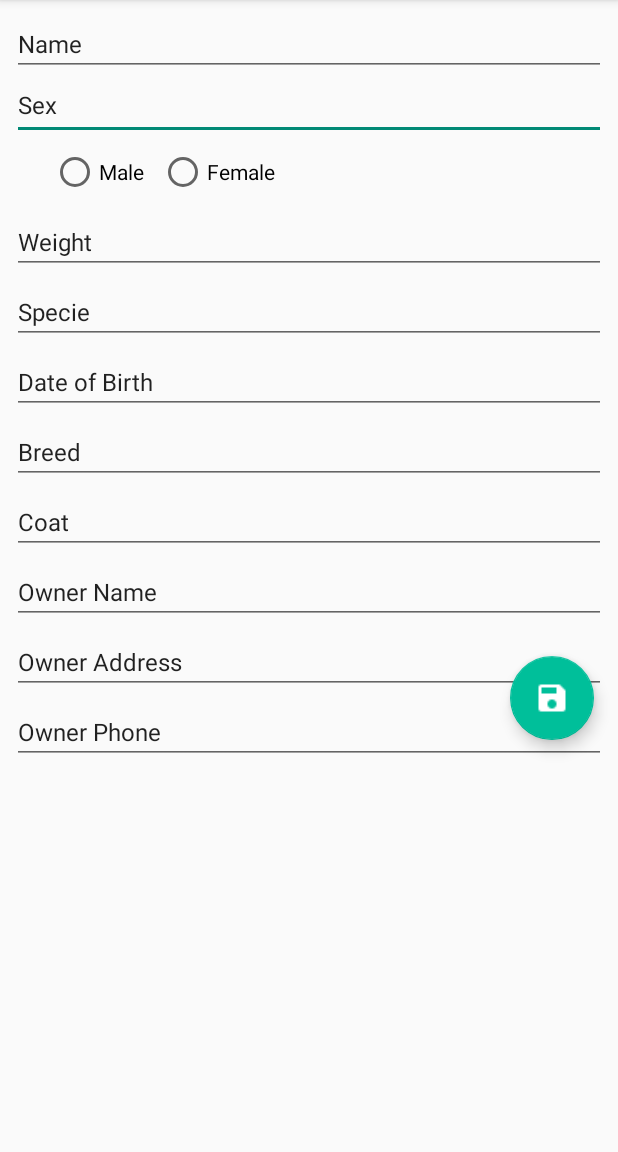
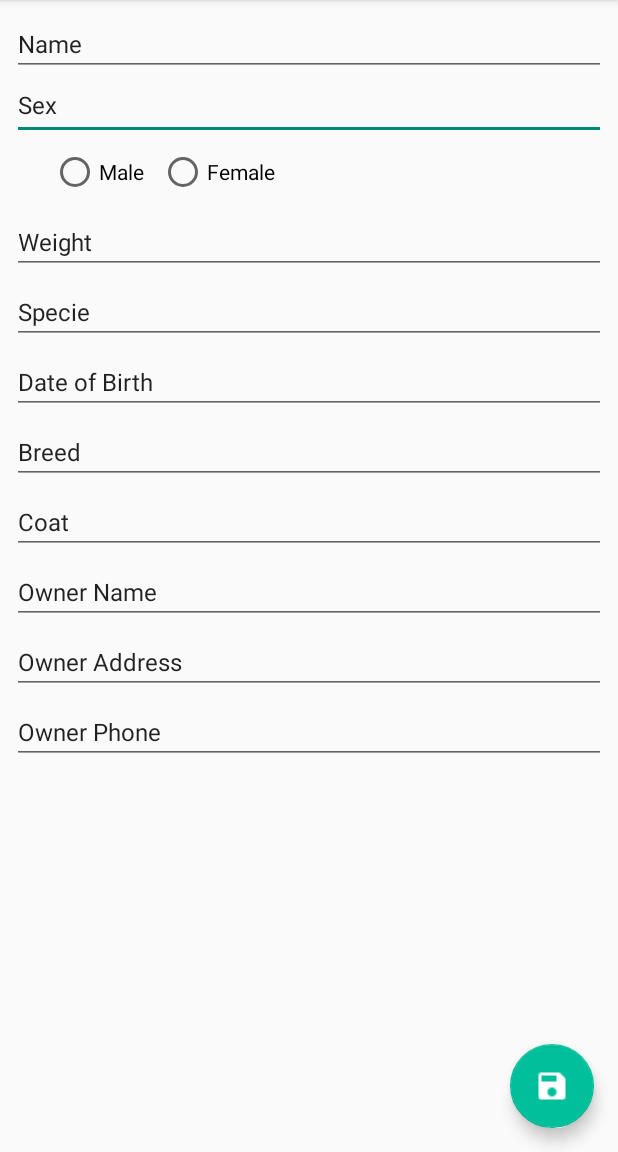
Before and after one commit to raqssr/CM_VetCare_Android, an Android app: the fragment AddPetFragment placed in its activity, on a phone screen of 412 x 824 dp, the part 84-1236 px from its top. Run offline under Robolectric (Android 15) with nearby library versions, the phone set to English and light mode, and no system bars; our stand-ins replace Firebase (no records; nobody signed in at launch, a user with empty details on screens opened directly).

Commit message:
save button in add pet in the right corner

```diff
--- a/app/src/main/java/com/example/ritasantiago/vetcare/AddPetFragment.java
+++ b/app/src/main/java/com/example/ritasantiago/vetcare/AddPetFragment.java
@@ -6,12 +6,38 @@ import android.support.v4.app.Fragment;
 import android.view.LayoutInflater;
 import android.view.View;
 import android.view.ViewGroup;
+import android.widget.Button;
+import android.widget.TextView;
+
+import com.example.ritasantiago.vetcare.firebase.DatabaseActions;
+import com.google.firebase.firestore.FirebaseFirestore;
 
 /**
  * Created by raquelramos on 04-03-2018.
  */
 
 public class AddPetFragment extends Fragment {
+
+    DatabaseActions database;
+    FirebaseFirestore db;
+    TextView txtDisplay;
+    TextView message;
+    Button save;
+
+    //animal's doc keys
+    public static final String NAME_KEY = "Name";
+    public static final String SEX_KEY = "Sex";
+    public static final String SPECIE_KEY = "Specie";
+    public static final String WEIGHT_KEY = "Weight";
+    public static final String DATE_KEY = "Date of Birth";
+    public static final String BREED_KEY = "Breed";
+    public static final String COAT_KEY = "Coat";
+    public static final String OWNER_NAME = "Owner's Name";
+
+    //owner's doc keys
+    public static final String PHONE_KEY = "Phone";
+    public static final String ADDRESS_KEY = "Address";
+
     @Nullable
     @Override
     public View onCreateView(LayoutInflater inflater, @Nullable ViewGroup container, @Nullable Bundle savedInstanceState) {
--- a/app/src/main/java/com/example/ritasantiago/vetcare/PetsFragment.java
+++ b/app/src/main/java/com/example/ritasantiago/vetcare/PetsFragment.java
@@ -57,8 +57,6 @@ public class PetsFragment extends Fragment {
         RVPetAdapter adapter = new RVPetAdapter(persons);
         rv.setAdapter(adapter);
 
-
-
         //AppDatabase appDatabase = AppDatabase.getAppDatabase(getContext());
         //List<Animal> animals = appDatabase.animalDao().getAnimals();
 
--- a/app/src/main/res/layout/fragment_add_pet.xml
+++ b/app/src/main/res/layout/fragment_add_pet.xml
@@ -1,14 +1,32 @@
-<?xml version="1.0" encoding="utf-8"?>
-<ScrollView
-    xmlns:android="http://schemas.android.com/apk/res/android"
+<android.support.constraint.ConstraintLayout xmlns:android="http://schemas.android.com/apk/res/android"
     xmlns:app="http://schemas.android.com/apk/res-auto"
     xmlns:tools="http://schemas.android.com/tools"
     android:layout_width="match_parent"
     android:layout_height="match_parent">
 
-    <android.support.constraint.ConstraintLayout
+    <ScrollView
+        android:layout_width="0dp"
+        android:layout_height="0dp"
+        app:layout_constraintLeft_toLeftOf="parent"
+        app:layout_constraintRight_toRightOf="parent"
+        app:layout_constraintTop_toTopOf="parent"
+        android:layout_marginBottom="0dp"
+        app:layout_constraintBottom_toTopOf="@+id/btnDone">
+
+        <android.support.constraint.ConstraintLayout xmlns:android="http://schemas.android.com/apk/res/android"
+            xmlns:app="http://schemas.android.com/apk/res-auto"
+            xmlns:tools="http://schemas.android.com/tools"
             android:layout_width="match_parent"
             android:layout_height="match_parent">
+
+            <android.support.constraint.Guideline
+                android:id="@+id/guideline40PercentVertical"
+                android:layout_width="wrap_content"
+                android:layout_height="wrap_content"
+                android:orientation="vertical"
+                app:layout_constraintGuide_percent="0.35"
+                tools:layout_editor_absoluteX="137dp"
+                tools:layout_editor_absoluteY="62dp" />
 
             <EditText
                 android:id="@+id/animal_name"
@@ -49,6 +67,7 @@
                 app:layout_constraintEnd_toEndOf="parent"
                 app:layout_constraintStart_toStartOf="parent"
                 app:layout_constraintTop_toBottomOf="@+id/animal_sex" />
+
 
             <RadioGroup
                 android:id="@+id/radio_group"
@@ -115,6 +134,7 @@
                 app:layout_constraintStart_toStartOf="parent"
                 app:layout_constraintTop_toBottomOf="@+id/animal_weight" />
 
+
             <EditText
                 android:id="@+id/animal_dob"
                 android:layout_width="0dp"
@@ -180,6 +200,7 @@
                 app:layout_constraintStart_toStartOf="parent"
                 app:layout_constraintTop_toBottomOf="@+id/animal_coat" />
 
+
             <EditText
                 android:id="@+id/animal_ownerAddress"
                 android:layout_width="0dp"
@@ -209,19 +230,20 @@
                 app:layout_constraintEnd_toEndOf="parent"
                 app:layout_constraintStart_toStartOf="parent"
                 app:layout_constraintTop_toBottomOf="@+id/animal_ownerAddress" />
+        </android.support.constraint.ConstraintLayout>
+    </ScrollView>
+
 
     <android.support.design.widget.FloatingActionButton
-            android:id="@+id/floatingActionButton"
-            android:layout_width="wrap_content"
+        android:id="@+id/btnDone"
+        android:layout_width="0dp"
         android:layout_height="wrap_content"
         android:layout_marginBottom="16dp"
-            android:layout_marginEnd="16dp"
+        android:layout_marginRight="16dp"
         android:clickable="true"
         app:backgroundTint="@color/colorPrimary"
         app:layout_constraintBottom_toBottomOf="parent"
-            app:layout_constraintEnd_toEndOf="parent"
+        app:layout_constraintRight_toRightOf="parent"
         app:srcCompat="@drawable/ic_save" />
 
 </android.support.constraint.ConstraintLayout>
-
-</ScrollView>
```
Also changed, not shown: 6 other files. Lines whose indentation alone changed are shown as unchanged.
